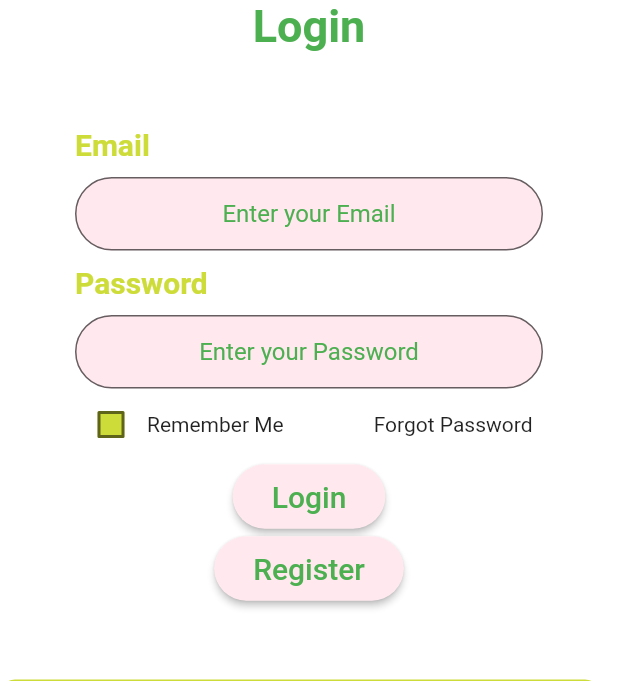
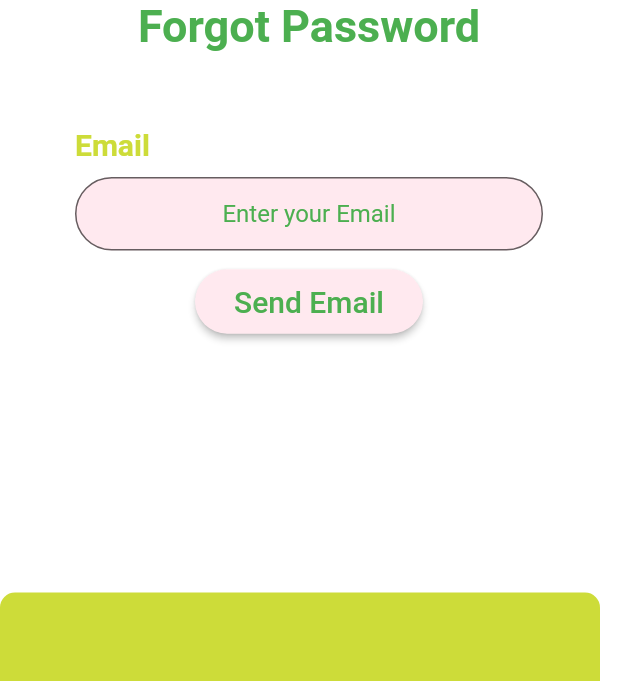
Before and after one commit to shivasharma9896/siksha_anudan, a Flutter app: the Login_Page screen opened by its route, after a tap on "Forgot Password", on a phone screen of 412 x 824 dp, the part 555-1236 px from its top. Run offline on Flutter 3.47's test engine with Material 2 defaults, Android fonts, the phone set to English and light mode, and no system bars; drawn by our look-alikes of modal_progress_hud_nsn; our stand-ins replace animated_custom_dropdown, firebase_auth, firebase_core, flutter_svg, flutter_switch, google_nav_bar and 4 more; missing offline and left inert: dart:ffi, datepicker_dropdown, drop_down_list, endless, paginated_search_bar; accounts and stored records are empty; network calls fail.

Commit message:
Forget Password and Bottom Nav Update

```diff
--- /dev/null
+++ b/lib/ForgetPassword.dart
@@ -0,0 +1,150 @@
+
+import 'package:flutter/material.dart';
+import 'package:flutter_svg/flutter_svg.dart';
+import 'package:firebase_auth/firebase_auth.dart';
+import 'package:firebase_core/firebase_core.dart';
+import 'package:siksha_anudan/constants.dart';
+import 'package:modal_progress_hud_nsn/modal_progress_hud_nsn.dart';
+
+class ForgetPass_Page extends StatefulWidget {
+
+  const ForgetPass_Page({Key? key}) : super(key: key);
+
+  @override
+  State<ForgetPass_Page> createState() => _ForgetPass_PageState();
+}
+
+class _ForgetPass_PageState extends State<ForgetPass_Page> {
+  final _auth=FirebaseAuth.instance;
+  String email="";
+  bool showspinner=false;
+  static const String logo = 'assets/images/siksha_logo.svg';
+  bool isChecked=false;
+  @override
+  Widget build(BuildContext context) {
+    return Scaffold(
+      backgroundColor: Colors.white,
+      body:  ModalProgressHUD (
+        inAsyncCall: showspinner,
+        child:SingleChildScrollView(
+          child: Column(
+            mainAxisAlignment: MainAxisAlignment.start,
+            crossAxisAlignment: CrossAxisAlignment.start,
+            children: [
+              const SizedBox(height: 20,
+              ),
+              Center(
+                child: SvgPicture.asset(
+                  logo,
+                  width: 350,
+                  height: 350,
+                  semanticsLabel: 'Logo',
+                ),
+              ),
+              const Center(
+                child: Text("Forgot Password",style: bigTextGreenHeading
+                ),
+              ),
+              Padding(
+                padding: const EdgeInsets.all(50),
+                child: Column(
+                  crossAxisAlignment: CrossAxisAlignment.start,
+                  children: [
+                    const Text("Email", style: textLimeheading),
+                    const SizedBox(height: 10,
+                    ),
+                    TextField(
+                      onChanged: (value){
+                        email=value;
+                      },
+                      textAlign: TextAlign.center,
+                      decoration: InputDecoration(
+                        hintText: 'Enter your Email',
+                        hintStyle:const TextStyle(color: Colors.green),
+                        contentPadding: const EdgeInsets.all(15),
+                        border: OutlineInputBorder(
+                            borderRadius: BorderRadius.circular(30)
+                        ),
+                        fillColor:  const Color(0xFFFFE9EF),
+                        filled: true,
+                      ),
+                      style: const TextStyle(
+                        color: Colors.green,
+                      ),
+                    ),
+                    const SizedBox(height: 10),
+                    Center(
+                      child:ElevatedButton(onPressed: () async{
+                        doUserResetPassword();
+
+                        showDialog(context: context, builder:(_)=> AlertDialog(
+                          title: Text("Forgot Password"),
+                          content: Text('Password reset instructions have been sent to email!'),
+                          actions: [
+                            FloatingActionButton(
+                                child: Text("ok"),
+                                onPressed:(){
+                                  Navigator.of(context).pop();
+                                  Navigator.pop(context);
+                                })
+                          ],
+                        ));
+                      },
+                        style: ElevatedButton.styleFrom(
+                          primary: const Color(0xFFFFE9EF),
+                          shape: RoundedRectangleBorder(
+                            borderRadius: BorderRadius.circular(30.0),
+                          ),
+                        ),
+                        child: const Padding(
+                          padding: EdgeInsets.all(10),
+                          child:  Text('Send Email',
+                            style: TextStyle(
+                              color: Colors.green,
+                              fontSize: 20,
+                            ),
+                          ),
+                        ),
+                      ),
+                    ),
+                  ],
+                ),
+              ),
+              SizedBox(height: 120,),
+              Container(
+                decoration: BoxDecoration(
+                  borderRadius: BorderRadius.circular(10.0),
+                  color: Colors.lime,
+                ),
+                width: 400.0,
+                height: 80.0,
+                alignment: Alignment.center, // align your child's position.
+              ),
+            ],
+          ),
+        ),
+      ),
+    );
+  }
+  void doUserResetPassword() async {
+
+    try{
+      final passreqeuest =await _auth.sendPasswordResetEmail(email: email);
+
+
+    }
+
+  catch(e) {
+      AlertDialog(
+        title: Text("Forgot Password"),
+        content: Text('You are not a registered user!'),
+        actions: [
+          FloatingActionButton(
+              child: Text("Re enter Email"),
+              onPressed:(){
+              })
+        ],
+      );
+    }
+  }
+}
--- a/lib/History_Page.dart
+++ b/lib/History_Page.dart
@@ -14,7 +14,7 @@ class History_Page extends StatelessWidget {
   Widget build(BuildContext context) {
     bool isRunning = true;
     return Scaffold(
-      bottomNavigationBar: BottomPage(initialIndex: 1,),
+
       body: SingleChildScrollView(
         child: Column(
             children: [
--- a/lib/Home_Page.dart
+++ b/lib/Home_Page.dart
@@ -49,7 +49,7 @@ class Home_Page extends StatelessWidget{
       mainAxisAlignment: MainAxisAlignment.center,
       children: [
       ElevatedButton(onPressed: () {
-        Navigator.pushNamed(context, '/second');
+        Navigator.pushNamed(context, '/login');
       },
       style: ElevatedButton.styleFrom(
       primary: const Color(0xFFFFE9EF),
@@ -69,7 +69,7 @@ class Home_Page extends StatelessWidget{
       ),
       const SizedBox(width: 30.0),
       ElevatedButton(onPressed: () {
-        Navigator.pushNamed(context, '/second');
+        Navigator.pushNamed(context, '/login');
       },
       style: ElevatedButton.styleFrom(
       primary: const Color(0xFFFFE9EF),
--- a/lib/Login_Page.dart
+++ b/lib/Login_Page.dart
@@ -4,6 +4,7 @@ import 'package:flutter_svg/flutter_svg.dart';
 import 'package:firebase_auth/firebase_auth.dart';
 import 'package:firebase_core/firebase_core.dart';
 import 'package:siksha_anudan/constants.dart';
+import 'package:modal_progress_hud_nsn/modal_progress_hud_nsn.dart';
 
 class Login_Page extends StatefulWidget {
 
@@ -17,13 +18,16 @@ class _Login_PageState extends State<Login_Page> {
   final _auth=FirebaseAuth.instance;
   String email="";
   String password="";
+  bool showspinner=false;
   static const String logo = 'assets/images/siksha_logo.svg';
   bool isChecked=false;
   @override
   Widget build(BuildContext context) {
     return Scaffold(
       backgroundColor: Colors.white,
-      body:  SingleChildScrollView(
+      body:  ModalProgressHUD (
+        inAsyncCall: showspinner,
+        child:SingleChildScrollView(
           child: Column(
             mainAxisAlignment: MainAxisAlignment.start,
             crossAxisAlignment: CrossAxisAlignment.start,
@@ -101,7 +105,7 @@ class _Login_PageState extends State<Login_Page> {
                         const SizedBox(width: 60,),
                         GestureDetector(
                           onTap: (){
-                          print("forget password");
+                            Navigator.pushNamed(context, '/forgot-pass');
                           },
                           child: const Text("Forgot Password"),
                         ),
@@ -109,10 +113,28 @@ class _Login_PageState extends State<Login_Page> {
                     ),
                     Center(
                       child:ElevatedButton(onPressed: () async{
+                        setState((){
+                          showspinner=true;
+                        });
+
+                        try{
+                          final user=await _auth.signInWithEmailAndPassword(email: email, password: password);
+                          if(user!=null) {
+                            Navigator.pushNamed(context, '/d-home');
+                          }
+                        }
+
+                        catch(e){
+                          print(e);
+                        }
+                        setState((){
+                          showspinner=false;
+                        });
+
                         // try{
                         //   final newUser=await _auth.createUserWithEmailAndPassword(email: email, password: password);
                         //   if(newUser!=null){
-                          Navigator.pushNamed(context, '/search');
+                            //Navigator.pushNamed(context, '/search');
                         //   }
                         // }
                         // catch(e){
@@ -174,6 +196,7 @@ class _Login_PageState extends State<Login_Page> {
             ],
           ),
         ),
+      ),
     );
   }
 }
--- a/lib/Search_Student_Page.dart
+++ b/lib/Search_Student_Page.dart
@@ -2,12 +2,9 @@ import 'package:drop_down_list/drop_down_list.dart';
 import 'package:firebase_auth/firebase_auth.dart';
 import 'package:flutter/material.dart';
 import 'package:siksha_anudan/Profile_card.dart';
-import 'constants.dart';
 import 'package:paginated_search_bar/paginated_search_bar.dart';
 import 'package:endless/endless.dart';
-import 'package:google_nav_bar/google_nav_bar.dart';
 import 'ComboBoxSearchStudentFilter.dart';
-import 'BottomNav.dart';
 
 
 final List<SelectedListItem> _listOfCities = [
@@ -89,8 +86,9 @@ class _SearchStudent_Page extends State<SearchStudent_Page> {
       final user=await _auth.currentUser!;
       if(user!=null){
         loggedUser=user;
-        print(loggedUser.email);
       }
+      print("user email");
+      print(loggedUser.email);
     }
     catch(e){
       print(e);
@@ -99,7 +97,6 @@ class _SearchStudent_Page extends State<SearchStudent_Page> {
   @override
   Widget build(BuildContext context) {
     return Scaffold(
-      bottomNavigationBar: BottomPage(initialIndex: 0,),
       backgroundColor: Colors.white,
       body:  SingleChildScrollView(
         child: Column(
--- a/pubspec.yaml
+++ b/pubspec.yaml
@@ -43,6 +43,7 @@ dependencies:
   image_picker: ^0.8.5+3
   path_provider: ^2.0.10
   flutter_switch: ^0.3.2
+  modal_progress_hud_nsn: ^0.2.1
   # The following adds the Cupertino Icons font to your application.
   # Use with the CupertinoIcons class for iOS style icons.
   cupertino_icons: ^1.0.4
```
Also changed, not shown: lib/BottomNav.dart (+1 -9 lines), lib/Doner Home.dart (added, +61 -0 lines), lib/DonerProfile_Page.dart (+28 -1 lines), lib/main.dart (+6 -4 lines), pubspec.lock, 1 other file. Lines whose indentation alone changed are shown as unchanged.
